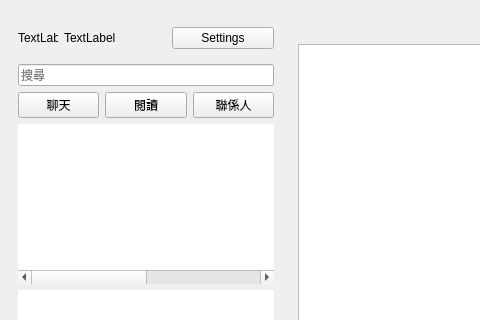
The window that resource/ui/wechat-0.3.ui (0xzhaohx/webwechat) describes before a commit, drawn with Qt 5; both pictures show x 0 to 480 and y 0 to 320 of the 981 by 635 pixel window.
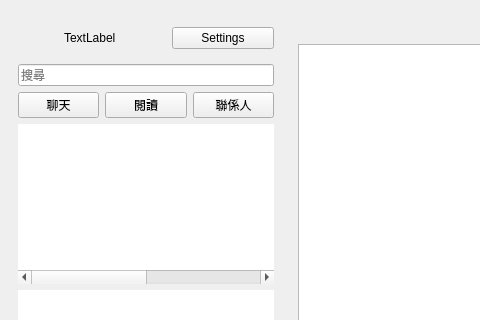
The same window after the commit.

```diff
--- a/resource/ui/wechat-0.3.ui
+++ b/resource/ui/wechat-0.3.ui
@@ -35,7 +35,7 @@
             </size>
            </property>
            <property name="text">
-            <string>TextLabel</string>
+            <string/>
            </property>
           </widget>
          </item>
```
Left out of the diff: 11 changed lines with no effect on the pictures.
